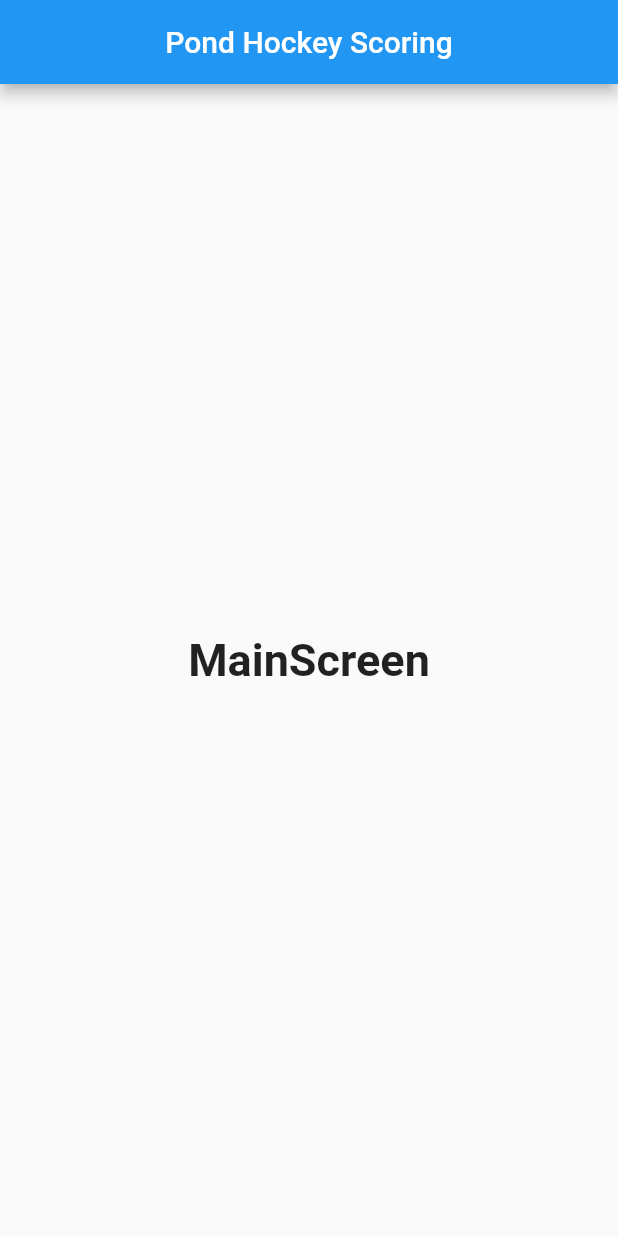
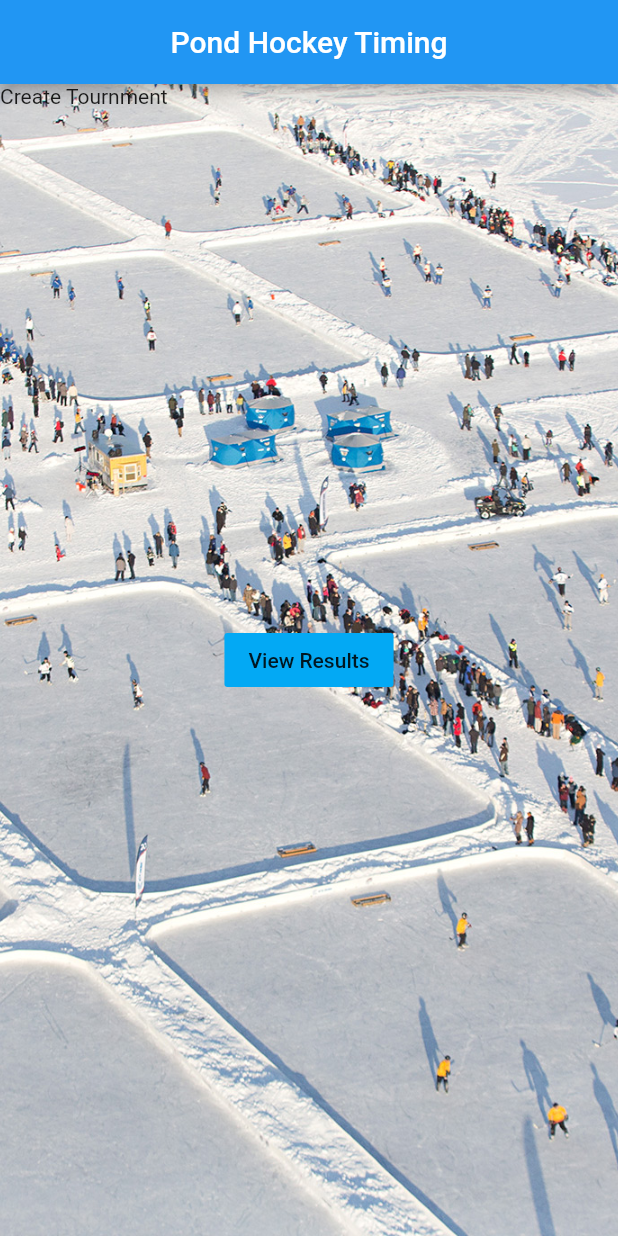
Before and after one commit to Simple-Computers-101/pond_hockey, a Flutter app: the screen it shows after launch, on a phone screen of 412 x 824 dp. Run offline on Flutter 3.47's test engine with Material 2 defaults, Android fonts, the phone set to English and light mode, and no system bars; our stand-ins replace splashscreen.

```diff
--- a/lib/main.dart
+++ b/lib/main.dart
@@ -33,18 +33,35 @@ import 'package:splashscreen/splashscreen.dart';
 class MainScreen extends StatelessWidget {
   @override
   Widget build(BuildContext context) {
-    return Scaffold(
-      appBar: AppBar(
+    return new Scaffold(
+        appBar: AppBar(
+          title: Text('Pond Hockey Timing'),
+          centerTitle: true,
           backgroundColor: Colors.blue,
-          centerTitle: true,
-          title: Text('Pond Hockey Scoring')
-      ),
-      body: Center(
-        child: Text(
-          'MainScreen',
-          style: TextStyle(fontSize: 30.0, fontWeight: FontWeight.bold),
         ),
-      ),
+        body: new Stack(
+          children: <Widget>[
+            new Container(
+              decoration: new BoxDecoration(
+                image: new DecorationImage(
+                  image: new AssetImage("assets/img/largebg.jpg"),
+                  fit: BoxFit.cover,),
+              ),
+            ),
+            new Column(
+              children: <Widget>[
+                Text('Create Tournment')
+              ],
+            ),
+            new Center(
+              child: new FlatButton(
+                  onPressed: (){},
+                  child: Text('View Results'),
+                  color: Colors.lightBlue,
+                  )
+            ),
+          ],
+        )
     );
   }
 }
--- a/pubspec.yaml
+++ b/pubspec.yaml
@@ -51,6 +51,7 @@ flutter:
   assets:
      - assets/img/logo.png
      - assets/img/loading.gif
+     - assets/img/largebg.jpg
   #  - images/a_dot_burr.jpeg
   #  - images/a_dot_ham.jpeg
 
```
Also changed, not shown: assets/img/largebg.jpg (added).
